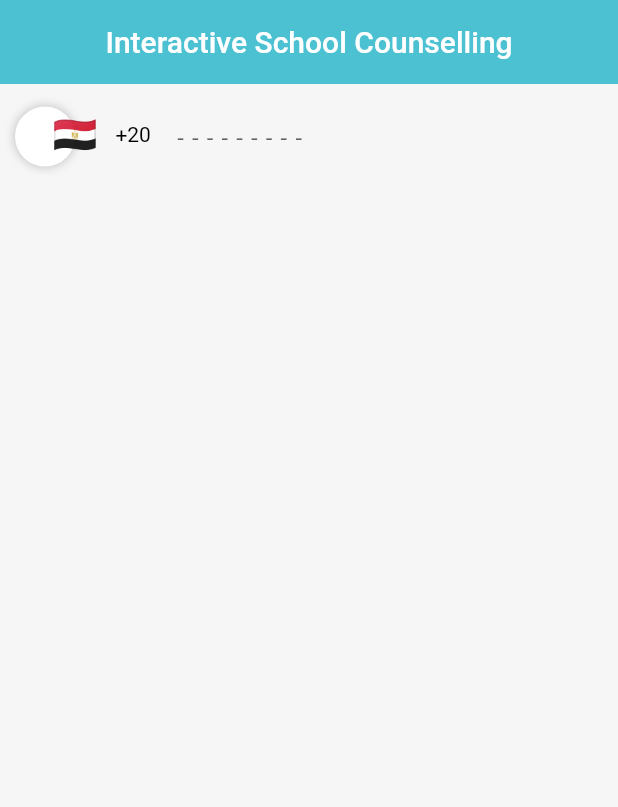
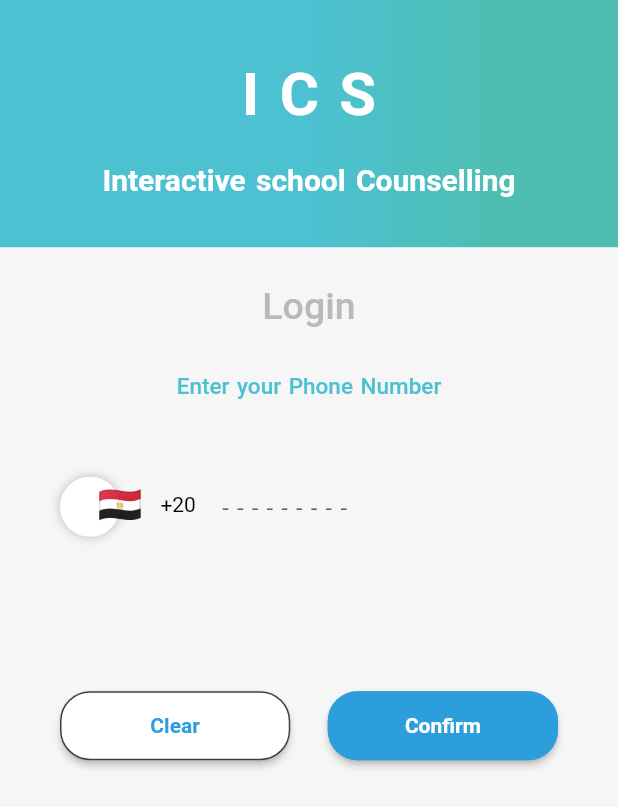
Before and after one commit to icsicsics/school, a Flutter app: the screen it shows after launch, on a phone screen of 412 x 824 dp. Shown: the top 807 px of the screen. Run offline on Flutter 3.47's test engine with Material 2 defaults, Android fonts, the phone set to English and light mode, and no system bars; drawn by our look-alikes of intl_phone_number_input; our stand-ins replace shared_preferences; project files that could hold a hidden picture were left out.

Commit message:
add login screen

```diff
--- a/lib/core/utils/resorces/color_manager.dart
+++ b/lib/core/utils/resorces/color_manager.dart
@@ -11,4 +11,5 @@ class ColorsManager {
   static const Color whiteColor = Color(0xFFFFFFFF);
   static const Color blackColor = Color(0xFF1B1C1E);
   static const Color backgroundColor = Color(0xffF6F6F6);
+  static const Color buttonColor = Color.fromRGBO(44	,158	,219, 1);
 }
--- /dev/null
+++ b/lib/presentation/shere_widgets/custom_button_widget.dart
@@ -0,0 +1,73 @@
+import 'package:flutter/material.dart';
+import 'package:schools/core/utils/resorces/color_manager.dart';
+import 'package:schools/presentation/shere_widgets/semi_bold_text_widget.dart';
+
+
+class CustomButtonWidget extends StatelessWidget {
+  final String? buttonText;
+  final Color? buttonTextColor;
+  final double? buttonTextSize;
+  final Function() onPressed;
+  final double? startMargin;
+  final double? endMargin;
+  final double? topMargin;
+  final double? bottomMargin;
+  final double? buttonHeight;
+  final double? buttonWidth;
+  final Color? buttonColor;
+  final Color? borderColor;
+  final double? borderRadius;
+
+  const CustomButtonWidget({
+    Key? key,
+    this.buttonText = "",
+    required this.onPressed,
+    this.bottomMargin = 0,
+    this.endMargin = 0,
+    this.startMargin = 0,
+    this.topMargin = 0,
+    this.buttonHeight = 40,
+    this.buttonWidth = double.infinity,
+    this.buttonColor = ColorsManager.secondaryColor,
+    this.borderColor = ColorsManager.secondaryColor,
+    this.borderRadius = 16,
+    this.buttonTextSize = 14,
+    this.buttonTextColor = ColorsManager.whiteColor,
+  }) : super(key: key);
+
+  @override
+  Widget build(BuildContext context) {
+    return Container(
+      height: buttonHeight,
+      margin: _buttonMargin(),
+      width: buttonWidth,
+      child: ElevatedButton(
+        onPressed: onPressed,
+        style: _buttonStyle(),
+        child:   SemiBoldTextWidget(
+          text: buttonText!,
+          color: buttonTextColor!,
+          fontSize: buttonTextSize!,
+        ),
+      ),
+    );
+  }
+
+  ButtonStyle _buttonStyle() {
+    return ButtonStyle(
+        shape: MaterialStateProperty.all<RoundedRectangleBorder>(
+            RoundedRectangleBorder(
+                borderRadius: BorderRadius.circular(borderRadius!),
+                side: BorderSide(color: borderColor!))),
+        backgroundColor: MaterialStateProperty.all<Color>(buttonColor!));
+  }
+
+  EdgeInsetsDirectional _buttonMargin() {
+    return EdgeInsetsDirectional.only(
+      start: startMargin!,
+      end: endMargin!,
+      top: topMargin!,
+      bottom: bottomMargin!,
+    );
+  }
+}
--- a/lib/presentation/ui/login/login_screen.dart
+++ b/lib/presentation/ui/login/login_screen.dart
@@ -2,7 +2,7 @@ import 'package:flutter/material.dart';
 import 'package:schools/core/base_widget/base_statful_widget.dart';
 import 'package:schools/core/utils/resorces/color_manager.dart';
 import 'package:schools/presentation/shere_widgets/medium_text_widget.dart';
-import 'package:schools/presentation/ui/login/widget/login_content_widget.dart';
+import 'package:schools/presentation/ui/login/widgets/login_content_widget.dart';
 
 class LoginScreen extends BaseStatefulWidget {
   const LoginScreen({super.key});
@@ -16,16 +16,8 @@ class _LoginScreenState extends BaseState<LoginScreen> {
   @override
   Widget baseBuild(BuildContext context) {
     return Scaffold(
-      appBar: appBar(),
       body: const LoginContentWidget(),
     );
   }
 
-  PreferredSizeWidget appBar() => AppBar(
-        backgroundColor: ColorsManager.primaryColor,
-        title: const MediumTextWidget(
-            text: "Interactive School Counselling",
-            fontSize: 20,
-            color: ColorsManager.whiteColor),
-      );
 }
--- a/lib/presentation/ui/login/widget/login_content_widget.dart
+++ /dev/null
@@ -1,23 +0,0 @@
-import 'package:flutter/material.dart';
-import 'package:schools/presentation/shere_widgets/select_country_text_field_widget.dart';
-
-class LoginContentWidget extends StatefulWidget {
-  const LoginContentWidget({Key? key}) : super(key: key);
-
-  @override
-  State<LoginContentWidget> createState() => _LoginContentWidgetState();
-}
-
-class _LoginContentWidgetState extends State<LoginContentWidget> {
-  @override
-  Widget build(BuildContext context) {
-    return Column(
-      children: const  [
-        Padding(
-          padding: EdgeInsets.all(10),
-          child: SelectCountryTextFieldWidget(),
-        )
-      ],
-    );
-  }
-}
--- /dev/null
+++ b/lib/presentation/ui/login/widgets/clear_button_widget.dart
@@ -0,0 +1,22 @@
+import 'package:flutter/material.dart';
+import 'package:schools/core/utils/resorces/color_manager.dart';
+import 'package:schools/presentation/shere_widgets/custom_button_widget.dart';
+
+class ClearButtonWidget extends StatelessWidget {
+  final Function() clearAction;
+  const ClearButtonWidget({Key? key,required this.clearAction}) : super(key: key);
+
+  @override
+  Widget build(BuildContext context) {
+    return    Expanded(child: CustomButtonWidget(
+      onPressed: clearAction,
+      borderRadius: 20,
+      buttonColor: ColorsManager.whiteColor,
+      borderColor: ColorsManager.darkGrayColor,
+      buttonTextSize: 14,
+      buttonText: "Clear",
+      buttonTextColor: ColorsManager.buttonColor,
+      buttonHeight: 46,
+    ));
+  }
+}
--- /dev/null
+++ b/lib/presentation/ui/login/widgets/confirm_button_widget.dart
@@ -0,0 +1,25 @@
+import 'package:flutter/material.dart';
+import 'package:schools/core/utils/resorces/color_manager.dart';
+import 'package:schools/presentation/shere_widgets/custom_button_widget.dart';
+
+class ConfirmButtonWidget extends StatelessWidget {
+  final Function() confirmAction;
+
+  const ConfirmButtonWidget({Key? key, required this.confirmAction})
+      : super(key: key);
+
+  @override
+  Widget build(BuildContext context) {
+    return Expanded(
+        child: CustomButtonWidget(
+      onPressed: confirmAction,
+      borderRadius: 20,
+      buttonColor: ColorsManager.buttonColor,
+      borderColor: ColorsManager.buttonColor,
+      buttonTextSize: 14,
+      buttonText: "Confirm",
+      buttonTextColor: ColorsManager.whiteColor,
+      buttonHeight: 46,
+    ));
+  }
+}
--- a/lib/presentation/ui/splash/widget/splash_content_widget.dart
+++ b/lib/presentation/ui/login/widgets/header_widget.dart
@@ -2,23 +2,21 @@ import 'package:flutter/material.dart';
 import 'package:schools/core/utils/resorces/color_manager.dart';
 import 'package:schools/presentation/shere_widgets/bold_text_widget.dart';
 
-class SplashContentWidget extends StatelessWidget {
-  const SplashContentWidget({Key? key}) : super(key: key);
+class HeaderWidget extends StatelessWidget {
+  const HeaderWidget({Key? key}) : super(key: key);
 
   @override
   Widget build(BuildContext context) {
     return Container(
       decoration:  const BoxDecoration(
           gradient: LinearGradient(
-            // begin: Alignment.topLeft,
-            // end: Alignment.bottomRight,
             colors: [
               ColorsManager.primaryColor,
               ColorsManager.secondaryColor,
             ],
             stops: [0.5, 0.8],
           )),
-      height: MediaQuery.of(context).size.height / 3,
+      height: MediaQuery.of(context).size.height / 5,
       child:  Align(
         alignment: Alignment.center,
         child: Column(
@@ -32,7 +30,7 @@ class SplashContentWidget extends StatelessWidget {
               color: ColorsManager.whiteColor,
             ),
             BoldTextWidget(
-              text: 'Interactive school Councelling',
+              text: 'Interactive school Counselling',
               fontSize: 20,
               color: ColorsManager.whiteColor,
             )
--- /dev/null
+++ b/lib/presentation/ui/login/widgets/login_content_widget.dart
@@ -0,0 +1,53 @@
+import 'package:flutter/material.dart';
+import 'package:schools/presentation/ui/login/widgets/clear_button_widget.dart';
+import 'package:schools/presentation/ui/login/widgets/confirm_button_widget.dart';
+import 'package:schools/presentation/ui/login/widgets/header_widget.dart';
+import 'package:schools/presentation/ui/login/widgets/select_country_text_field_widget.dart';
+import 'package:schools/presentation/ui/login/widgets/welcome_text_widget.dart';
+
+class LoginContentWidget extends StatefulWidget {
+  const LoginContentWidget({Key? key}) : super(key: key);
+
+  @override
+  State<LoginContentWidget> createState() => _LoginContentWidgetState();
+}
+
+class _LoginContentWidgetState extends State<LoginContentWidget> {
+  TextEditingController countryController = TextEditingController();
+
+  @override
+  Widget build(BuildContext context) {
+    return SingleChildScrollView(
+      child: Column(
+        children: [
+         const  HeaderWidget(),
+          WelcomeTextWidget(),
+          Padding(
+            padding: const EdgeInsets.all(40),
+            child: Column(
+              children: [
+                SelectCountryTextFieldWidget(
+                  controller: countryController,
+                ),
+                const SizedBox(height: 100,),
+                Row(
+                  children: [
+                    ClearButtonWidget(clearAction: () {}),
+                    const SizedBox(
+                      width: 25,
+                    ),
+                    ConfirmButtonWidget(
+                      confirmAction: () {
+                        print("confirm");
+                      },
+                    ),
+                  ],
+                )
+              ],
+            ),
+          ),
+        ],
+      ),
+    );
+  }
+}
--- a/lib/presentation/shere_widgets/select_country_text_field_widget.dart
+++ b/lib/presentation/ui/login/widgets/select_country_text_field_widget.dart
@@ -1,10 +1,10 @@
-import 'package:flutter/foundation.dart';
 import 'package:flutter/material.dart';
 import 'package:intl_phone_number_input/intl_phone_number_input.dart';
 import 'package:schools/core/utils/resorces/color_manager.dart';
 
 class SelectCountryTextFieldWidget extends StatefulWidget {
-  const SelectCountryTextFieldWidget({Key? key}) : super(key: key);
+  final TextEditingController controller ;
+  const SelectCountryTextFieldWidget({Key? key,required this.controller}) : super(key: key);
 
   @override
   State<SelectCountryTextFieldWidget> createState() =>
@@ -13,7 +13,6 @@ class SelectCountryTextFieldWidget extends StatefulWidget {
 
 class _SelectCountryTextFieldWidgetState
     extends State<SelectCountryTextFieldWidget> {
-  final TextEditingController controller = TextEditingController();
   String initialCountry = 'NG';
   PhoneNumber number = PhoneNumber(isoCode: 'EG');
 
@@ -26,7 +25,7 @@ class _SelectCountryTextFieldWidgetState
           child: Container(
             width: 40,
             height: 40,
-            margin: EdgeInsets.only(top: 5),
+            margin: const EdgeInsets.only(top: 5),
             decoration:  BoxDecoration(
                 borderRadius: BorderRadius.circular(20),
                 border: Border.all(color: ColorsManager.whiteColor),
@@ -39,27 +38,21 @@ class _SelectCountryTextFieldWidgetState
         Padding(
           padding: const EdgeInsets.only(left: 5),
           child: InternationalPhoneNumberInput(
-            onInputChanged: (PhoneNumber number) {
-              if (kDebugMode) {
-                print(number.phoneNumber);
-              }
-            },
-            onInputValidated: (bool value) {
-              if (kDebugMode) {
-                print(value);
-              }
-            },
+
+            onInputChanged: (PhoneNumber number) {},
+            onInputValidated: (bool value) {},
             selectorConfig: const SelectorConfig(
               selectorType: PhoneInputSelectorType.BOTTOM_SHEET,
               showFlags: true,
               useEmoji: true,
+
 
             ),
             ignoreBlank: true,
             autoValidateMode: AutovalidateMode.disabled,
             selectorTextStyle: const TextStyle(color: Colors.black),
             initialValue: number,
-            textFieldController: controller,
+            textFieldController: widget.controller,
             formatInput: true,
             spaceBetweenSelectorAndTextField: 0,
             inputDecoration: const InputDecoration(
@@ -70,7 +63,6 @@ class _SelectCountryTextFieldWidgetState
             const TextInputType.numberWithOptions(signed: true, decimal: true),
             inputBorder: InputBorder.none,
             onSaved: (PhoneNumber number) {
-              print('On Saved: $number');
             },
           ),
         ),
--- /dev/null
+++ b/lib/presentation/ui/login/widgets/welcome_text_widget.dart
@@ -0,0 +1,19 @@
+import 'package:flutter/material.dart';
+import 'package:schools/core/utils/resorces/color_manager.dart';
+import 'package:schools/presentation/shere_widgets/medium_text_widget.dart';
+
+class WelcomeTextWidget extends StatelessWidget {
+  const WelcomeTextWidget({Key? key}) : super(key: key);
+
+  @override
+  Widget build(BuildContext context) {
+    return Column(
+      children: const [
+        SizedBox(height: 25,),
+        MediumTextWidget(text: "Login", fontSize: 25, color: ColorsManager.grayColor),
+        SizedBox(height: 25,),
+        MediumTextWidget(text: "Enter your Phone Number", fontSize: 15, color: ColorsManager.primaryColor),
+      ],
+    );
+  }
+}
--- a/lib/presentation/ui/splash/splash_screen.dart
+++ b/lib/presentation/ui/splash/splash_screen.dart
@@ -3,7 +3,7 @@ import 'dart:async';
 import 'package:flutter/material.dart';
 import 'package:schools/core/base_widget/base_statful_widget.dart';
 import 'package:schools/presentation/ui/login/login_screen.dart';
-import 'package:schools/presentation/ui/splash/widget/splash_content_widget.dart';
+import 'package:schools/presentation/ui/splash/widgets/splash_content_widget.dart';
 
 class SplashScreen extends BaseStatefulWidget {
   const SplashScreen({super.key});
--- /dev/null
+++ b/lib/presentation/ui/splash/widgets/splash_content_widget.dart
@@ -0,0 +1,42 @@
+import 'package:flutter/material.dart';
+import 'package:schools/core/utils/resorces/color_manager.dart';
+import 'package:schools/presentation/shere_widgets/bold_text_widget.dart';
+
+class SplashContentWidget extends StatelessWidget {
+  const SplashContentWidget({Key? key}) : super(key: key);
+
+  @override
+  Widget build(BuildContext context) {
+    return Container(
+      decoration:  const BoxDecoration(
+          gradient: LinearGradient(
+            colors: [
+              ColorsManager.primaryColor,
+              ColorsManager.secondaryColor,
+            ],
+            stops: [0.5, 0.8],
+          )),
+      height: MediaQuery.of(context).size.height / 3,
+      child:  Align(
+        alignment: Alignment.center,
+        child: Column(
+          mainAxisAlignment: MainAxisAlignment.center,
+          crossAxisAlignment: CrossAxisAlignment.center,
+          mainAxisSize: MainAxisSize.min,
+          children: const [
+            BoldTextWidget(
+              text: 'I C S',
+              fontSize: 40,
+              color: ColorsManager.whiteColor,
+            ),
+            BoldTextWidget(
+              text: 'Interactive school Counselling',
+              fontSize: 20,
+              color: ColorsManager.whiteColor,
+            )
+          ],
+        ),
+      ),
+    );
+  }
+}
--- a/pubspec.yaml
+++ b/pubspec.yaml
@@ -41,6 +41,7 @@ dependencies:
   http: any
   fl_chart: ^0.55.2
   intl_phone_number_input: ^0.7.1
+  otp: ^3.1.3
 
 
   # The following adds the Cupertino Icons font to your application.
```
Also changed, not shown: lib/presentation/ui/home/home_screen.dart (added), lib/presentation/ui/verify/verify_screen.dart (added), pubspec.lock.
